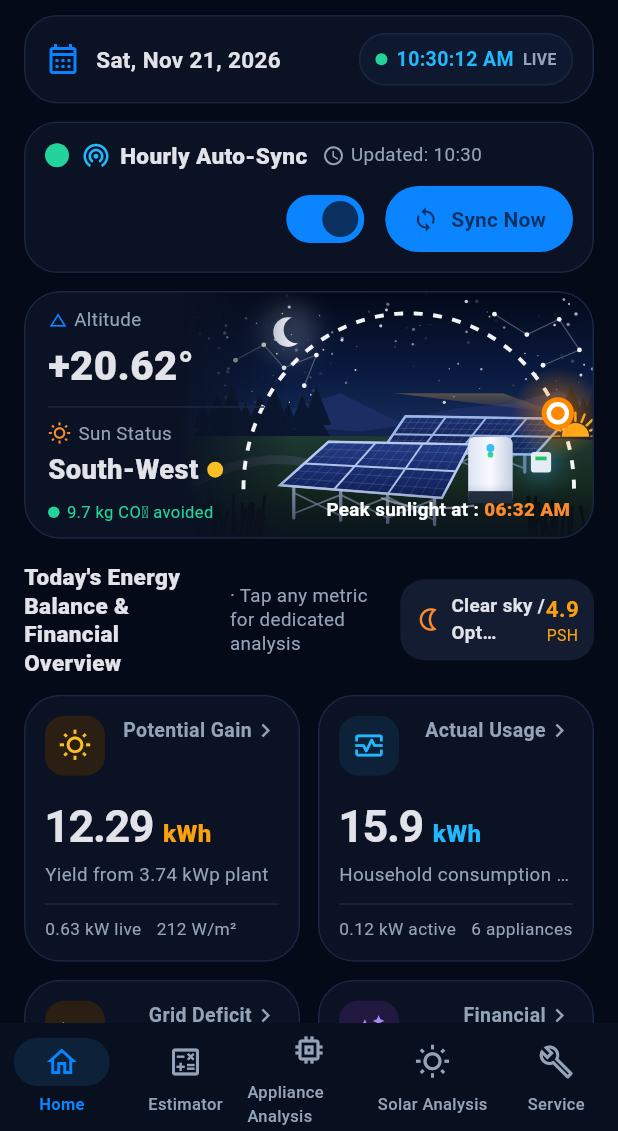
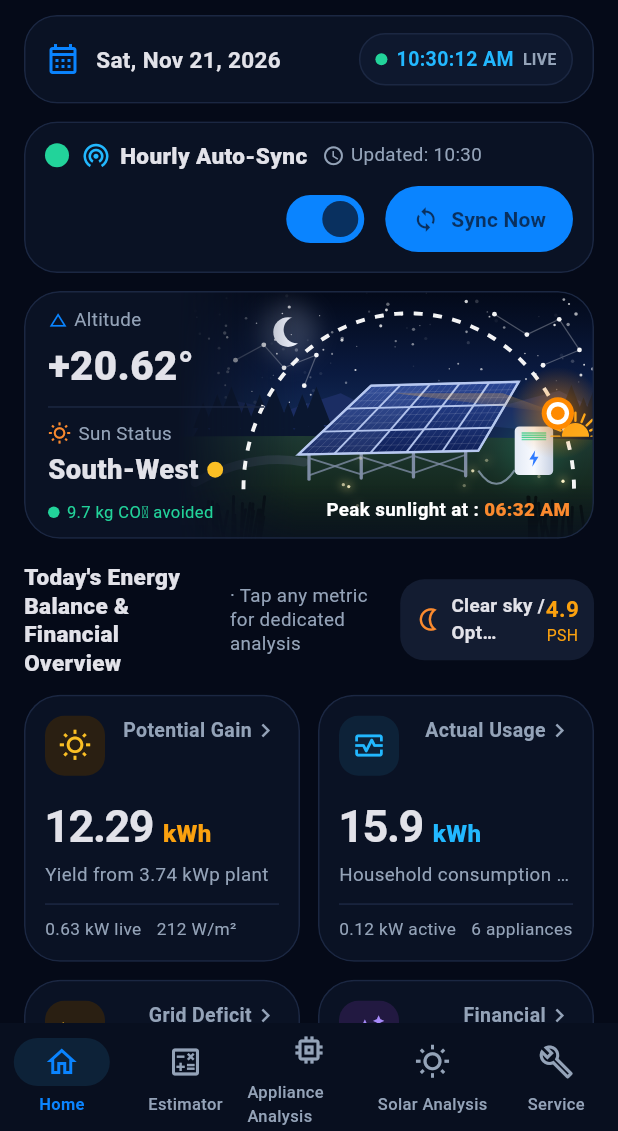
Before and after one commit to VEERA0007/Solar-Planner-Calculator, a Flutter app: the screen it shows after launch, after a tap on "Hyderabad", after a tap on the "nightlight" icon, on a phone screen of 412 x 824 dp, the part 105-1236 px from its top. Run offline on Flutter 3.47's test engine with Material 3 defaults, Android fonts, the phone set to English and light mode, and no system bars; our stand-ins replace geolocator, package_info_plus, pdf, printing, shared_preferences; network calls fail.

Commit message:
Night scene: matching large array, battery with glowing lights, fireflies
Co-Authored-By: Claude Sonnet 5.5 <noreply@anthropic.com>
Claude-Session: https://claude.ai/code/session_01FemFRpnosXzYveEwh9ZTLT

```diff
--- a/lib/ui/sun_scene.dart
+++ b/lib/ui/sun_scene.dart
@@ -517,26 +517,48 @@ class SunScenePainter extends CustomPainter {
         ..quadraticBezierTo(P(.14, .66).dx, P(.14, .66).dy, P(.27, .70).dx, P(.27, .70).dy),
       Paint()..color = const Color(0xFF3B4A55).withValues(alpha: .6)..style = PaintingStyle.stroke..strokeWidth = h * .035..strokeCap = StrokeCap.round,
     );
-    // back array
-    _legs(canvas, P(.48, .66), P(.84, .64), h * .1, const Color(0xFF6F7C92));
-    _array(canvas, P(.46, .66), P(.52, .52), P(.92, .53), P(.84, .67), rows: 2, cols: 4, top: const Color(0xFF1B3274), bottom: const Color(0xFF0E1D4C), frame: const Color(0xFF9FB6E8));
-    // front array
-    _legs(canvas, P(.22, .80), P(.62, .83), h * .12, const Color(0xFF8795AB));
-    _array(canvas, P(.21, .79), P(.33, .62), P(.68, .63), P(.61, .84), rows: 2, cols: 3, top: const Color(0xFF223B85), bottom: const Color(0xFF0F2058), frame: const Color(0xFFB7C8F0));
-    // conduits
-    final pipe = Paint()..color = const Color(0xFFB9C3D6).withValues(alpha: .8)..style = PaintingStyle.stroke..strokeWidth = 1.4;
-    canvas.drawPath(Path()..moveTo(P(.46, .84).dx, P(.46, .84).dy)..quadraticBezierTo(P(.55, .90).dx, P(.55, .90).dy, P(.69, .87).dx, P(.69, .87).dy), pipe);
-    // battery unit
-    final bat = RRect.fromRectAndRadius(Rect.fromPoints(P(.675, .86), P(.785, .60)), Radius.circular(w * .012));
-    canvas.drawRRect(bat, Paint()..shader = const LinearGradient(colors: [Color(0xFFDCE4F2), Color(0xFFF8FAFF), Color(0xFFC6D0E2)]).createShader(bat.outerRect));
-    canvas.drawCircle(Offset(bat.center.dx, bat.top + bat.height * .17), w * .007, Paint()..color = const Color(0xFF38BDF8));
-    canvas.drawCircle(Offset(bat.center.dx, bat.top + bat.height * .27), w * .005, Paint()..color = const Color(0xFF34D399));
-    canvas.drawRect(Rect.fromLTWH(bat.left, bat.bottom - bat.height * .18, bat.width, bat.height * .18), Paint()..color = const Color(0xFF273244));
-    // inverter with glow
-    final inv = Rect.fromPoints(P(.83, .74), P(.88, .66));
-    canvas.drawCircle(inv.center, w * .035, Paint()..color = const Color(0xFF38BDF8).withValues(alpha: .22 + .08 * math.sin(phase * math.pi * 2 * 8))..maskFilter = const MaskFilter.blur(BlurStyle.normal, 7));
-    canvas.drawRRect(RRect.fromRectAndRadius(inv, const Radius.circular(2)), Paint()..color = const Color(0xFFE6ECF6));
-    canvas.drawRect(Rect.fromLTWH(inv.left + 3, inv.top + 3, inv.width - 6, 2.5), Paint()..color = const Color(0xFF22C55E));
+    // large array, same layout as the day scene, with a faint moonlit sheen
+    final fl = P(.255, .67), bl = P(.435, .40), br = P(.80, .385), fr = P(.70, .655);
+    _legs(canvas, fl, fr, h * .10, const Color(0xFF7D8BA3));
+    _array(canvas, fl, bl, br, fr, rows: 3, cols: 5, top: const Color(0xFF2A4694), bottom: const Color(0xFF0F2058), frame: const Color(0xFFB7C8F0));
+    canvas.drawPath(
+      Path()..moveTo(fl.dx, fl.dy)..lineTo(bl.dx, bl.dy)..lineTo(Offset.lerp(bl, br, .4)!.dx, Offset.lerp(bl, br, .4)!.dy)..lineTo(Offset.lerp(fl, fr, .4)!.dx, Offset.lerp(fl, fr, .4)!.dy)..close(),
+      Paint()..color = const Color(0xFFBFD4FF).withValues(alpha: .08),
+    );
+    // battery cabinet with glowing status lights
+    final cab = Rect.fromPoints(P(.79, .75), P(.885, .56));
+    canvas.drawCircle(cab.center, w * .06, Paint()..color = const Color(0xFF34D399).withValues(alpha: .10 + .05 * math.sin(phase * math.pi * 2 * 8))..maskFilter = const MaskFilter.blur(BlurStyle.normal, 9));
+    final bat = RRect.fromRectAndRadius(cab, Radius.circular(w * .008));
+    canvas.drawRRect(bat, Paint()..shader = const LinearGradient(colors: [Color(0xFFE3EAF5), Color(0xFFF8FAFF), Color(0xFFC6D0E2)]).createShader(cab));
+    for (var i = 0; i < 4; i++) {
+      canvas.drawRect(Rect.fromLTWH(cab.left + cab.width * .18, cab.top + cab.height * (.12 + i * .045), cab.width * .64, cab.height * .028), Paint()..color = const Color(0xFF34D399).withValues(alpha: i == 3 ? .5 + .4 * math.sin(phase * math.pi * 2 * 6) : .95));
+    }
+    final bc = Offset(cab.center.dx, cab.top + cab.height * .66);
+    final bs = cab.height * .17;
+    canvas.drawPath(
+      Path()
+        ..moveTo(bc.dx + bs * .15, bc.dy - bs)
+        ..lineTo(bc.dx - bs * .55, bc.dy + bs * .12)
+        ..lineTo(bc.dx - bs * .05, bc.dy + bs * .12)
+        ..lineTo(bc.dx - bs * .2, bc.dy + bs)
+        ..lineTo(bc.dx + bs * .55, bc.dy - bs * .2)
+        ..lineTo(bc.dx + bs * .05, bc.dy - bs * .2)
+        ..close(),
+      Paint()..color = const Color(0xFF2F7BFF),
+    );
+    canvas.drawPath(
+      Path()..moveTo(fr.dx, fr.dy + h * .08)..quadraticBezierTo((fr.dx + cab.left) / 2, cab.bottom + h * .09, cab.left, cab.bottom - h * .02),
+      Paint()..color = const Color(0xFF9FB0C8).withValues(alpha: .7)..style = PaintingStyle.stroke..strokeWidth = 1.4,
+    );
+    // fireflies
+    final ff = math.Random(11);
+    for (var i = 0; i < 9; i++) {
+      final bx = .30 + ff.nextDouble() * .7, by = .66 + ff.nextDouble() * .24;
+      final o = P(bx + .02 * math.sin((phase * 4 + i) * math.pi * 2), by + .02 * math.cos((phase * 3 + i) * math.pi * 2));
+      final a = .35 + .65 * math.max(0.0, math.sin((phase * 6 + i * .37) * math.pi * 2));
+      canvas.drawCircle(o, 2.6, Paint()..color = const Color(0xFFFDE68A).withValues(alpha: .35 * a)..maskFilter = const MaskFilter.blur(BlurStyle.normal, 3));
+      canvas.drawCircle(o, 1.1, Paint()..color = const Color(0xFFFEF3C7).withValues(alpha: a));
+    }
     // foreground grass blades
     final gb = Paint()..color = const Color(0xFF070F0C)..strokeWidth = 2..strokeCap = StrokeCap.round;
     final rnd = math.Random(3);
```
